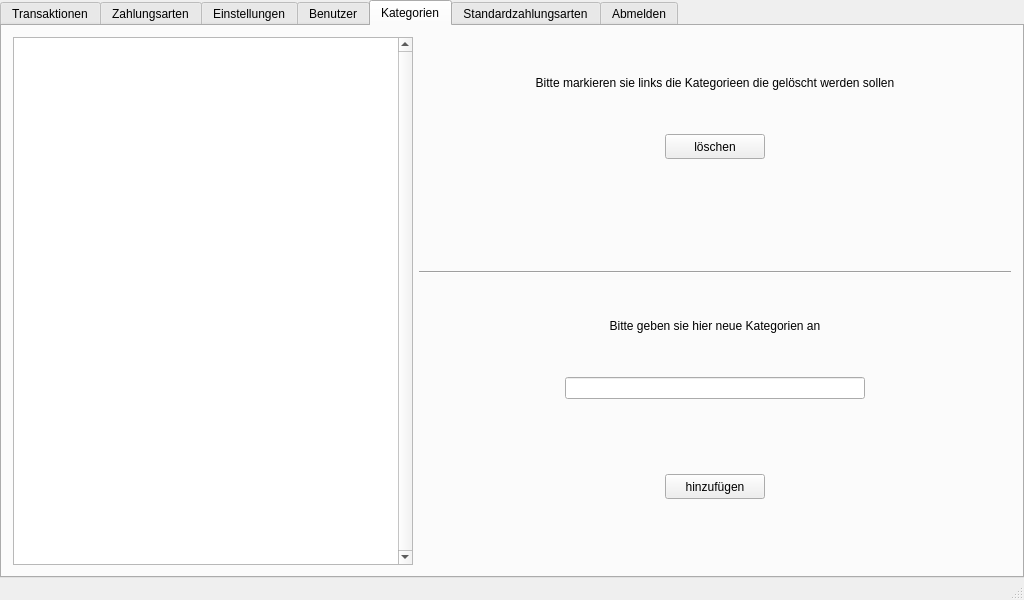
First picture: the form in userwindow.ui, repository Tandaradei/haushalt, before the edit.
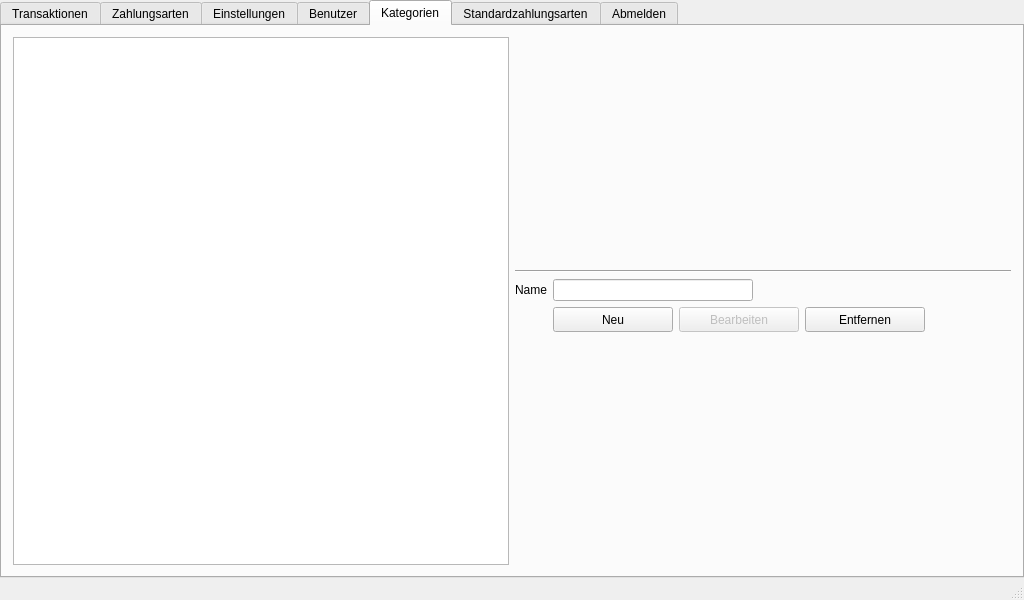
Second picture: the form after the edit. The open tabs and pages were chosen to show the change. Icons and pictures are not drawn.

Patch:
```diff
--- a/userwindow.ui
+++ b/userwindow.ui
@@ -1151,137 +1151,34 @@
          </attribute>
          <layout class="QVBoxLayout" name="verticalLayout_13">
           <item>
-           <layout class="QVBoxLayout" name="verticalLayout_12">
+           <layout class="QHBoxLayout" name="horizontalLayout_12">
             <property name="sizeConstraint">
              <enum>QLayout::SetDefaultConstraint</enum>
             </property>
             <item>
              <layout class="QHBoxLayout" name="horizontalLayout_4">
               <item>
-               <layout class="QGridLayout" name="gridLayout_5">
-                <item row="0" column="0">
-                 <widget class="QListView" name="categorylistView">
-                  <property name="maximumSize">
-                   <size>
-                    <width>400</width>
-                    <height>16777215</height>
-                   </size>
-                  </property>
-                  <property name="verticalScrollBarPolicy">
-                   <enum>Qt::ScrollBarAlwaysOn</enum>
-                  </property>
-                  <property name="horizontalScrollBarPolicy">
-                   <enum>Qt::ScrollBarAsNeeded</enum>
-                  </property>
-                 </widget>
-                </item>
-               </layout>
+               <widget class="QListView" name="categorylistView">
+                <property name="maximumSize">
+                 <size>
+                  <width>16777215</width>
+                  <height>16777215</height>
+                 </size>
+                </property>
+                <property name="verticalScrollBarPolicy">
+                 <enum>Qt::ScrollBarAsNeeded</enum>
+                </property>
+                <property name="horizontalScrollBarPolicy">
+                 <enum>Qt::ScrollBarAsNeeded</enum>
+                </property>
+               </widget>
               </item>
               <item>
-               <layout class="QGridLayout" name="gridLayout_4">
-                <item row="0" column="0">
-                 <widget class="QLabel" name="delcategoryLabel">
-                  <property name="maximumSize">
-                   <size>
-                    <width>16777215</width>
-                    <height>200</height>
-                   </size>
-                  </property>
-                  <property name="text">
-                   <string>Bitte markieren sie links die Kategorieen die gelöscht werden sollen</string>
-                  </property>
-                  <property name="alignment">
-                   <set>Qt::AlignCenter</set>
-                  </property>
-                 </widget>
-                </item>
-                <item row="5" column="0" alignment="Qt::AlignHCenter|Qt::AlignTop">
-                 <widget class="QLineEdit" name="addcategoryField">
-                  <property name="minimumSize">
-                   <size>
-                    <width>300</width>
-                    <height>0</height>
-                   </size>
-                  </property>
-                  <property name="maximumSize">
-                   <size>
-                    <width>300</width>
-                    <height>16777215</height>
-                   </size>
-                  </property>
-                  <property name="alignment">
-                   <set>Qt::AlignCenter</set>
-                  </property>
-                 </widget>
-                </item>
-                <item row="1" column="0" alignment="Qt::AlignHCenter|Qt::AlignTop">
-                 <widget class="QPushButton" name="delcategoryButton">
-                  <property name="minimumSize">
-                   <size>
-                    <width>100</width>
-                    <height>25</height>
-                   </size>
-                  </property>
-                  <property name="maximumSize">
-                   <size>
-                    <width>100</width>
-                    <height>25</height>
-                   </size>
-                  </property>
-                  <property name="text">
-                   <string>löschen</string>
-                  </property>
-                 </widget>
-                </item>
-                <item row="2" column="0">
-                 <spacer name="verticalSpacer_4">
-                  <property name="orientation">
-                   <enum>Qt::Vertical</enum>
-                  </property>
-                  <property name="sizeType">
-                   <enum>QSizePolicy::Fixed</enum>
-                  </property>
-                  <property name="sizeHint" stdset="0">
-                   <size>
-                    <width>20</width>
-                    <height>40</height>
-                   </size>
-                  </property>
-                 </spacer>
-                </item>
-                <item row="4" column="0">
-                 <widget class="QLabel" name="addcategoryLabel">
-                  <property name="text">
-                   <string>Bitte geben sie hier neue Kategorien an</string>
-                  </property>
-                  <property name="alignment">
-                   <set>Qt::AlignCenter</set>
-                  </property>
-                 </widget>
-                </item>
-                <item row="6" column="0" alignment="Qt::AlignHCenter|Qt::AlignTop">
-                 <widget class="QPushButton" name="addcategoryButton">
-                  <property name="minimumSize">
-                   <size>
-                    <width>100</width>
-                    <height>25</height>
-                   </size>
-                  </property>
-                  <property name="maximumSize">
-                   <size>
-                    <width>100</width>
-                    <height>25</height>
-                   </size>
-                  </property>
-                  <property name="layoutDirection">
-                   <enum>Qt::LeftToRight</enum>
-                  </property>
-                  <property name="text">
-                   <string>hinzufügen</string>
-                  </property>
-                 </widget>
-                </item>
-                <item row="3" column="0">
+               <layout class="QFormLayout" name="formLayout_5">
+                <property name="formAlignment">
+                 <set>Qt::AlignLeading|Qt::AlignLeft|Qt::AlignVCenter</set>
+                </property>
+                <item row="0" column="0" colspan="2">
                  <widget class="Line" name="line">
                   <property name="sizePolicy">
                    <sizepolicy hsizetype="MinimumExpanding" vsizetype="Fixed">
@@ -1300,6 +1197,111 @@
                   </property>
                  </widget>
                 </item>
+                <item row="1" column="0">
+                 <widget class="QLabel" name="categoryNameLabel">
+                  <property name="text">
+                   <string>Name</string>
+                  </property>
+                 </widget>
+                </item>
+                <item row="1" column="1">
+                 <widget class="QLineEdit" name="categoryNameField">
+                  <property name="minimumSize">
+                   <size>
+                    <width>200</width>
+                    <height>0</height>
+                   </size>
+                  </property>
+                  <property name="maximumSize">
+                   <size>
+                    <width>200</width>
+                    <height>16777215</height>
+                   </size>
+                  </property>
+                  <property name="alignment">
+                   <set>Qt::AlignCenter</set>
+                  </property>
+                 </widget>
+                </item>
+                <item row="2" column="1">
+                 <layout class="QHBoxLayout" name="horizontalLayout_13">
+                  <item>
+                   <widget class="QPushButton" name="addCategoryButton">
+                    <property name="minimumSize">
+                     <size>
+                      <width>100</width>
+                      <height>25</height>
+                     </size>
+                    </property>
+                    <property name="maximumSize">
+                     <size>
+                      <width>120</width>
+                      <height>25</height>
+                     </size>
+                    </property>
+                    <property name="layoutDirection">
+                     <enum>Qt::LeftToRight</enum>
+                    </property>
+                    <property name="text">
+                     <string>Neu</string>
+                    </property>
+                    <property name="icon">
+                     <iconset>
+                      <normaloff>resources/add.png</normaloff>resources/add.png</iconset>
+                    </property>
+                   </widget>
+                  </item>
+                  <item>
+                   <widget class="QPushButton" name="editCategoryButton">
+                    <property name="enabled">
+                     <bool>false</bool>
+                    </property>
+                    <property name="minimumSize">
+                     <size>
+                      <width>120</width>
+                      <height>25</height>
+                     </size>
+                    </property>
+                    <property name="maximumSize">
+                     <size>
+                      <width>120</width>
+                      <height>25</height>
+                     </size>
+                    </property>
+                    <property name="text">
+                     <string>Bearbeiten</string>
+                    </property>
+                    <property name="icon">
+                     <iconset>
+                      <normaloff>resources/edit.png</normaloff>resources/edit.png</iconset>
+                    </property>
+                   </widget>
+                  </item>
+                  <item>
+                   <widget class="QPushButton" name="pushButton">
+                    <property name="minimumSize">
+                     <size>
+                      <width>120</width>
+                      <height>25</height>
+                     </size>
+                    </property>
+                    <property name="maximumSize">
+                     <size>
+                      <width>120</width>
+                      <height>25</height>
+                     </size>
+                    </property>
+                    <property name="text">
+                     <string>Entfernen</string>
+                    </property>
+                    <property name="icon">
+                     <iconset>
+                      <normaloff>resources/remove.png</normaloff>resources/remove.png</iconset>
+                    </property>
+                   </widget>
+                  </item>
+                 </layout>
+                </item>
                </layout>
               </item>
              </layout>
```
Left out of the diff: 13 changed lines with no effect on the pictures.
